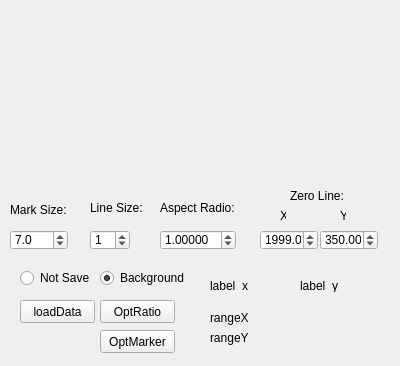
Above: form.ui from fubo1106/LineChart before the change. Below: the same form after it.
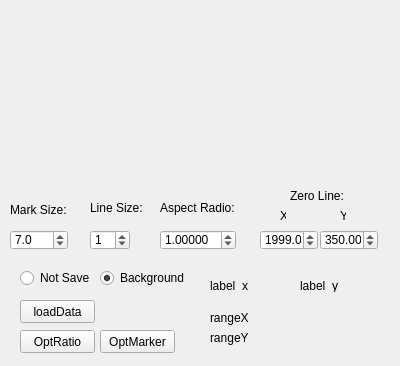
That is the form after the change.

```diff
--- a/form.ui
+++ b/form.ui
@@ -296,8 +296,8 @@
   <widget class="QPushButton" name="btn_opt_ratio">
    <property name="geometry">
     <rect>
-     <x>100</x>
-     <y>300</y>
+     <x>20</x>
+     <y>330</y>
      <width>75</width>
      <height>23</height>
     </rect>
```
